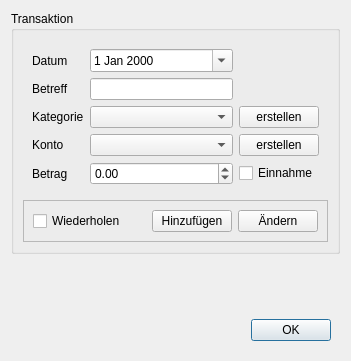
This is View/src/main/resources/design/ui/transactiondialog.ui in marcuskraft/DimeDiaryJavaFx as Qt 5 draws it before an edit. The edited form follows.
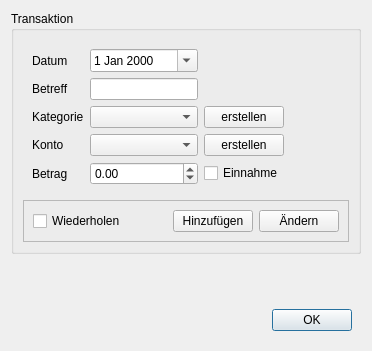
This is the edited form.

```diff
--- a/View/src/main/resources/design/ui/transactiondialog.ui
+++ b/View/src/main/resources/design/ui/transactiondialog.ui
@@ -6,12 +6,12 @@
    <rect>
     <x>0</x>
     <y>0</y>
-    <width>351</width>
-    <height>361</height>
+    <width>372</width>
+    <height>351</height>
    </rect>
   </property>
   <property name="sizePolicy">
-   <sizepolicy hsizetype="Minimum" vsizetype="Minimum">
+   <sizepolicy hsizetype="Preferred" vsizetype="Preferred">
     <horstretch>0</horstretch>
     <verstretch>0</verstretch>
    </sizepolicy>
@@ -169,6 +169,19 @@
              </item>
             </layout>
            </item>
+           <item row="0" column="1">
+            <spacer name="horizontalSpacer_3">
+             <property name="orientation">
+              <enum>Qt::Horizontal</enum>
+             </property>
+             <property name="sizeHint" stdset="0">
+              <size>
+               <width>40</width>
+               <height>20</height>
+              </size>
+             </property>
+            </spacer>
+           </item>
           </layout>
          </widget>
         </item>
```
Left out of the diff: 6 changed lines with no effect on the pictures.
